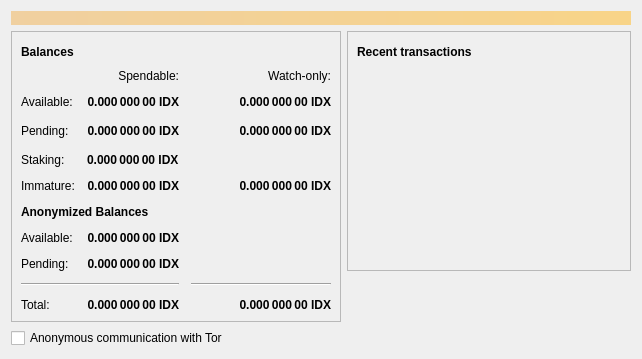
The window that src/qt/forms/overviewpage.ui (IndexChain/Index) describes before a commit, drawn with Qt 5.
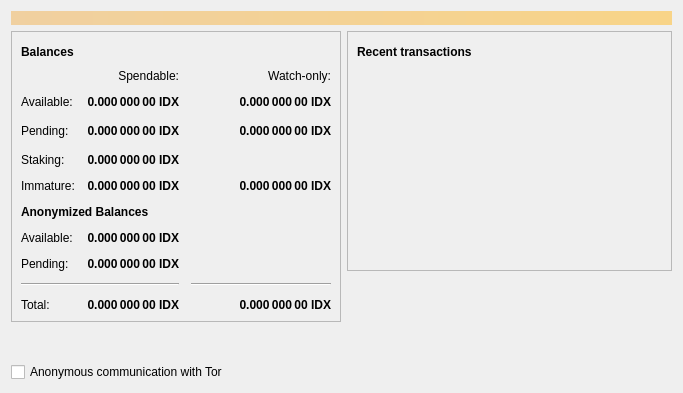
The same window after the commit. Icons and pictures are not drawn.

Commit message: Final ui adjustments before release

The edit to the form file:
```diff
--- a/src/qt/forms/overviewpage.ui
+++ b/src/qt/forms/overviewpage.ui
@@ -6,8 +6,8 @@
    <rect>
     <x>0</x>
     <y>0</y>
-    <width>642</width>
-    <height>342</height>
+    <width>683</width>
+    <height>393</height>
    </rect>
   </property>
   <property name="windowTitle">
@@ -499,6 +499,9 @@
               <property name="text">
                <string>0.000 000 00 IDX</string>
               </property>
+              <property name="alignment">
+               <set>Qt::AlignRight|Qt::AlignTrailing|Qt::AlignVCenter</set>
+              </property>
              </widget>
             </item>
            </layout>
```
The commit also changes 3 other files.
